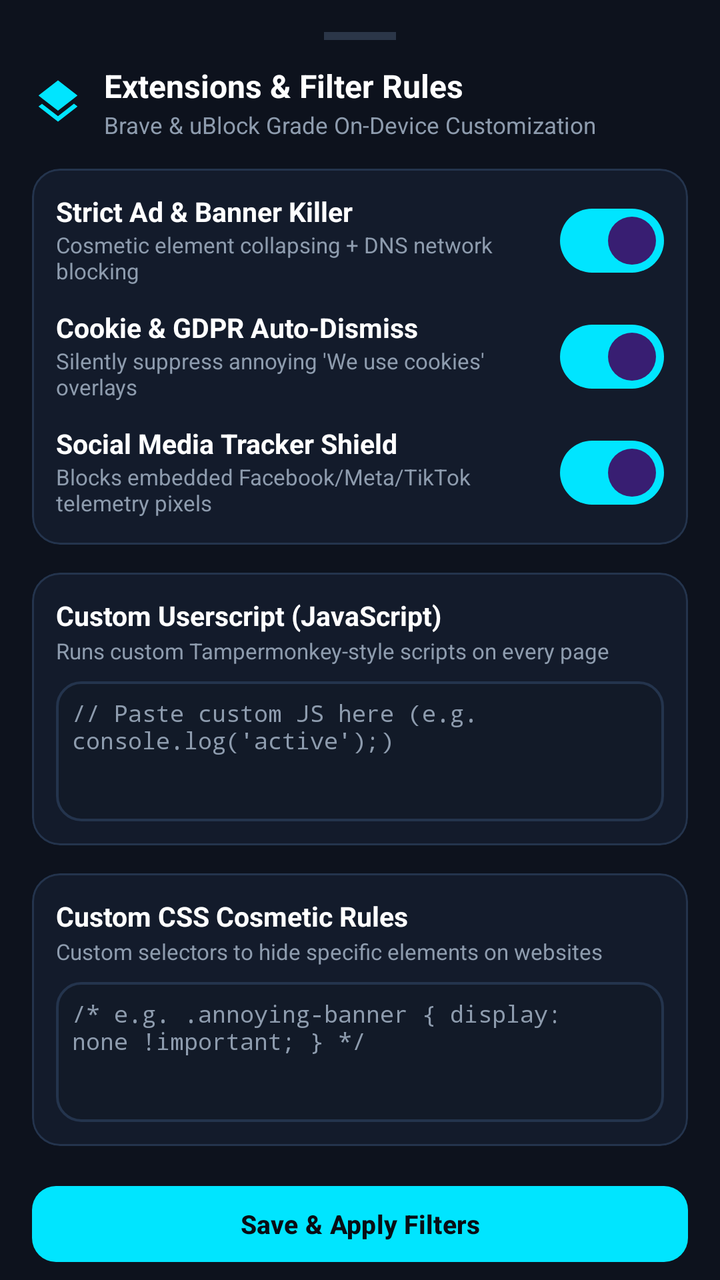
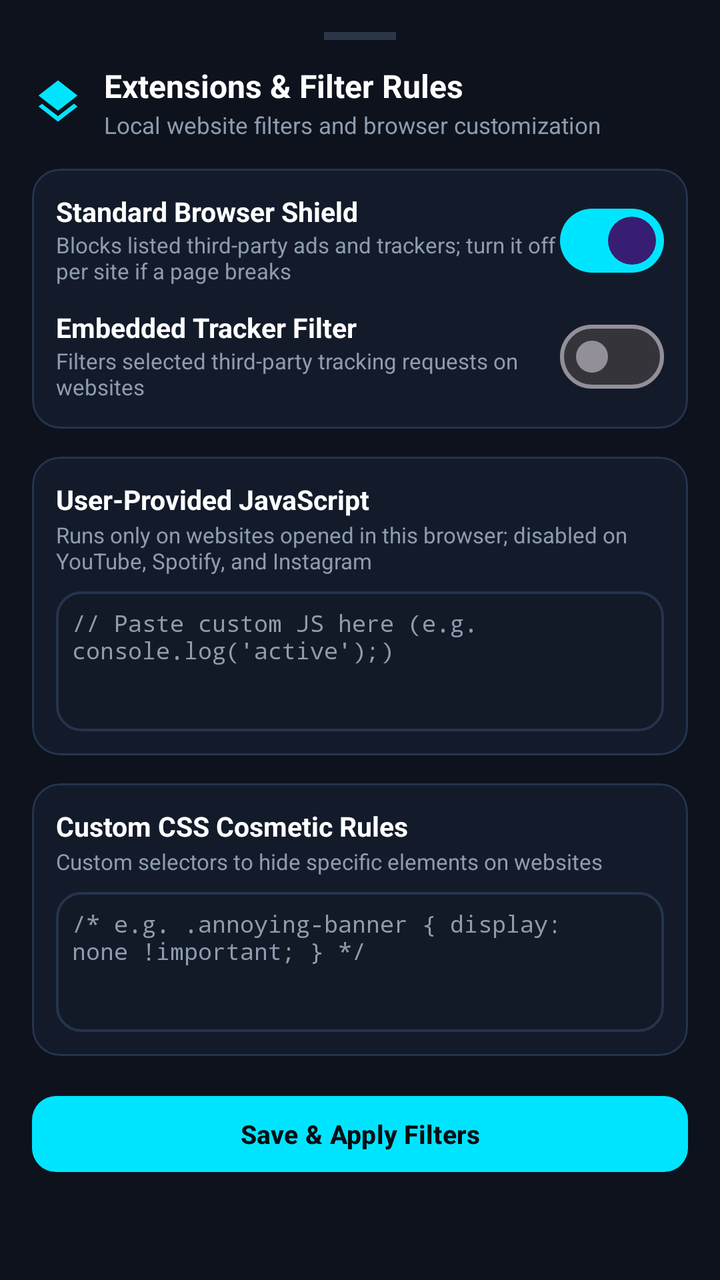

Before-and-after screenshots of an Android layout around one commit, followed by the original layout XML and the change that was made.
<!-- AndroidManifest.xml: application theme Theme.AdShield -->
<!-- res/layout/sheet_extensions_manager.xml -->
<?xml version="1.0" encoding="utf-8"?>
<androidx.core.widget.NestedScrollView xmlns:android="http://schemas.android.com/apk/res/android"
    xmlns:app="http://schemas.android.com/apk/res-auto"
    android:layout_width="match_parent"
    android:layout_height="wrap_content"
    android:background="#0D121D">

    <LinearLayout
        android:layout_width="match_parent"
        android:layout_height="wrap_content"
        android:orientation="vertical"
        android:padding="16dp">

        
        <View
            android:layout_width="36dp"
            android:layout_height="4dp"
            android:layout_gravity="center_horizontal"
            android:layout_marginBottom="12dp"
            android:background="#2B3648" />

        
        <LinearLayout
            android:layout_width="match_parent"
            android:layout_height="wrap_content"
            android:orientation="horizontal"
            android:gravity="center_vertical"
            android:layout_marginBottom="14dp">

            <ImageView
                android:layout_width="26dp"
                android:layout_height="26dp"
                android:src="@drawable/ic_layers"
                app:tint="@color/fokk_cyan" />

            <LinearLayout
                android:layout_width="0dp"
                android:layout_height="wrap_content"
                android:layout_weight="1"
                android:layout_marginStart="10dp"
                android:orientation="vertical">

                <TextView
                    android:layout_width="wrap_content"
                    android:layout_height="wrap_content"
                    android:text="Extensions &amp; Filter Rules"
                    android:textColor="@color/text_primary"
                    android:textSize="16sp"
                    android:textStyle="bold" />

                <TextView
                    android:layout_width="wrap_content"
                    android:layout_height="wrap_content"
                    android:layout_marginTop="1dp"
                    android:text="Brave &amp; uBlock Grade On-Device Customization"
                    android:textColor="@color/text_secondary"
                    android:textSize="11.5sp" />
            </LinearLayout>
        </LinearLayout>

        
        <com.google.android.material.card.MaterialCardView
            android:layout_width="match_parent"
            android:layout_height="wrap_content"
            android:layout_marginBottom="14dp"
            app:cardBackgroundColor="#131B2B"
            app:cardCornerRadius="14dp"
            app:cardElevation="0dp"
            app:strokeColor="#24344D"
            app:strokeWidth="1dp">

            <LinearLayout
                android:layout_width="match_parent"
                android:layout_height="wrap_content"
                android:orientation="vertical"
                android:padding="12dp">

                
                <RelativeLayout
                    android:layout_width="match_parent"
                    android:layout_height="wrap_content"
                    android:layout_marginBottom="10dp">

                    <LinearLayout
                        android:layout_width="wrap_content"
                        android:layout_height="wrap_content"
                        android:layout_alignParentStart="true"
                        android:layout_toStartOf="@id/switchStrictAdblock"
                        android:orientation="vertical">

                        <TextView
                            android:layout_width="wrap_content"
                            android:layout_height="wrap_content"
                            android:text="Strict Ad &amp; Banner Killer"
                            android:textColor="@color/text_primary"
                            android:textSize="13.5sp"
                            android:textStyle="bold" />

                        <TextView
                            android:layout_width="wrap_content"
                            android:layout_height="wrap_content"
                            android:text="Cosmetic element collapsing + DNS network blocking"
                            android:textColor="@color/text_secondary"
                            android:textSize="11sp" />
                    </LinearLayout>

                    <com.google.android.material.materialswitch.MaterialSwitch
                        android:id="@+id/switchStrictAdblock"
                        android:layout_width="wrap_content"
                        android:layout_height="wrap_content"
                        android:layout_alignParentEnd="true"
                        android:layout_centerVertical="true"
                        android:checked="true" />
                </RelativeLayout>

                
                <RelativeLayout
                    android:layout_width="match_parent"
                    android:layout_height="wrap_content"
                    android:layout_marginBottom="10dp">

                    <LinearLayout
                        android:layout_width="wrap_content"
                        android:layout_height="wrap_content"
                        android:layout_alignParentStart="true"
                        android:layout_toStartOf="@id/switchCookieConsent"
                        android:orientation="vertical">

                        <TextView
                            android:layout_width="wrap_content"
                            android:layout_height="wrap_content"
                            android:text="Cookie &amp; GDPR Auto-Dismiss"
                            android:textColor="@color/text_primary"
                            android:textSize="13.5sp"
                            android:textStyle="bold" />

                        <TextView
                            android:layout_width="wrap_content"
                            android:layout_height="wrap_content"
                            android:text="Silently suppress annoying 'We use cookies' overlays"
                            android:textColor="@color/text_secondary"
                            android:textSize="11sp" />
                    </LinearLayout>

                    <com.google.android.material.materialswitch.MaterialSwitch
                        android:id="@+id/switchCookieConsent"
                        android:layout_width="wrap_content"
                        android:layout_height="wrap_content"
                        android:layout_alignParentEnd="true"
                        android:layout_centerVertical="true"
                        android:checked="true" />
                </RelativeLayout>

                
                <RelativeLayout
                    android:layout_width="match_parent"
                    android:layout_height="wrap_content">

                    <LinearLayout
                        android:layout_width="wrap_content"
                        android:layout_height="wrap_content"
                        android:layout_alignParentStart="true"
                        android:layout_toStartOf="@id/switchSocialWidgets"
                        android:orientation="vertical">

                        <TextView
                            android:layout_width="wrap_content"
                            android:layout_height="wrap_content"
                            android:text="Social Media Tracker Shield"
                            android:textColor="@color/text_primary"
                            android:textSize="13.5sp"
                            android:textStyle="bold" />

                        <TextView
                            android:layout_width="wrap_content"
                            android:layout_height="wrap_content"
                            android:text="Blocks embedded Facebook/Meta/TikTok telemetry pixels"
                            android:textColor="@color/text_secondary"
                            android:textSize="11sp" />
                    </LinearLayout>

                    <com.google.android.material.materialswitch.MaterialSwitch
                        android:id="@+id/switchSocialWidgets"
                        android:layout_width="wrap_content"
                        android:layout_height="wrap_content"
                        android:layout_alignParentEnd="true"
                        android:layout_centerVertical="true"
                        android:checked="true" />
                </RelativeLayout>
            </LinearLayout>
        </com.google.android.material.card.MaterialCardView>

        
        <com.google.android.material.card.MaterialCardView
            android:layout_width="match_parent"
            android:layout_height="wrap_content"
            android:layout_marginBottom="14dp"
            app:cardBackgroundColor="#131B2B"
            app:cardCornerRadius="14dp"
            app:cardElevation="0dp"
            app:strokeColor="#24344D"
            app:strokeWidth="1dp">

            <LinearLayout
                android:layout_width="match_parent"
                android:layout_height="wrap_content"
                android:orientation="vertical"
                android:padding="12dp">

                <TextView
                    android:layout_width="wrap_content"
                    android:layout_height="wrap_content"
                    android:text="Custom Userscript (JavaScript)"
                    android:textColor="@color/text_primary"
                    android:textSize="13.5sp"
                    android:textStyle="bold" />

                <TextView
                    android:layout_width="wrap_content"
                    android:layout_height="wrap_content"
                    android:layout_marginTop="1dp"
                    android:text="Runs custom Tampermonkey-style scripts on every page"
                    android:textColor="@color/text_secondary"
                    android:textSize="11sp" />

                <EditText
                    android:id="@+id/editCustomJs"
                    android:layout_width="match_parent"
                    android:layout_height="70dp"
                    android:layout_marginTop="8dp"
                    android:background="@drawable/bg_search_chip"
                    android:gravity="top|start"
                    android:hint="// Paste custom JS here (e.g. console.log('active');)"
                    android:inputType="textMultiLine"
                    android:padding="8dp"
                    android:textColor="@color/text_primary"
                    android:textColorHint="@color/text_secondary"
                    android:textSize="11.5sp"
                    android:fontFamily="monospace" />
            </LinearLayout>
        </com.google.android.material.card.MaterialCardView>

        
        <com.google.android.material.card.MaterialCardView
            android:layout_width="match_parent"
            android:layout_height="wrap_content"
            android:layout_marginBottom="16dp"
            app:cardBackgroundColor="#131B2B"
            app:cardCornerRadius="14dp"
            app:cardElevation="0dp"
            app:strokeColor="#24344D"
            app:strokeWidth="1dp">

            <LinearLayout
                android:layout_width="match_parent"
                android:layout_height="wrap_content"
                android:orientation="vertical"
                android:padding="12dp">

                <TextView
                    android:layout_width="wrap_content"
                    android:layout_height="wrap_content"
                    android:text="Custom CSS Cosmetic Rules"
                    android:textColor="@color/text_primary"
                    android:textSize="13.5sp"
                    android:textStyle="bold" />

                <TextView
                    android:layout_width="wrap_content"
                    android:layout_height="wrap_content"
                    android:layout_marginTop="1dp"
                    android:text="Custom selectors to hide specific elements on websites"
                    android:textColor="@color/text_secondary"
                    android:textSize="11sp" />

                <EditText
                    android:id="@+id/editCustomCss"
                    android:layout_width="match_parent"
                    android:layout_height="70dp"
                    android:layout_marginTop="8dp"
                    android:background="@drawable/bg_search_chip"
                    android:gravity="top|start"
                    android:hint="/* e.g. .annoying-banner { display: none !important; } */"
                    android:inputType="textMultiLine"
                    android:padding="8dp"
                    android:textColor="@color/text_primary"
                    android:textColorHint="@color/text_secondary"
                    android:textSize="11.5sp"
                    android:fontFamily="monospace" />
            </LinearLayout>
        </com.google.android.material.card.MaterialCardView>

        
        <com.google.android.material.button.MaterialButton
            android:id="@+id/btnSaveExtensions"
            android:layout_width="match_parent"
            android:layout_height="46dp"
            android:text="Save &amp; Apply Filters"
            android:textColor="#090D14"
            android:textSize="13sp"
            android:textStyle="bold"
            app:backgroundTint="@color/fokk_cyan"
            app:cornerRadius="12dp" />

    </LinearLayout>
</androidx.core.widget.NestedScrollView>
<!-- resources referenced by this layout -->
<resources>
  <color name="fokk_cyan">#00E5FF</color>
  <color name="text_primary">#FFFFFF</color>
  <color name="text_secondary">#8E9CAE</color>
  <!-- drawable bg_search_chip (drawable) -->
  <?xml version="1.0" encoding="utf-8"?>
  <shape xmlns:android="http://schemas.android.com/apk/res/android"
      android:shape="rectangle">
      <corners android:radius="12dp" />
      <solid android:color="#121A28" />
      <stroke
          android:width="1.2dp"
          android:color="#24344D" />
  </shape>
  <!-- drawable ic_layers (drawable) -->
  <vector xmlns:android="http://schemas.android.com/apk/res/android"
      android:width="24dp"
      android:height="24dp"
      android:viewportWidth="24"
      android:viewportHeight="24">
      <path
          android:fillColor="#0164FF"
          android:pathData="M11.99,18.54l-7.37,-5.73L3,14.07l9,7 9,-7 -1.63,-1.27 -7.38,5.74zM12,16l7.36,-5.73L21,9l-9,-7 -9,7 1.63,1.27L12,16z"/>
  </vector>
  <style name="Theme.AdShield" parent="Theme.Material3.Dark.NoActionBar">
          <item name="colorPrimary">@color/secondary</item>
          <item name="colorSecondary">@color/accent_green</item>
          <item name="android:statusBarColor">@color/background_dark</item>
          <item name="android:navigationBarColor">@color/background_dark</item>
          <item name="android:windowBackground">@color/background_dark</item>
      </style>
  <color name="secondary">#00E5FF</color>
  <color name="accent_green">#00E676</color>
  <color name="background_dark">#090D14</color>
</resources>

<!-- the commit's change to res/layout/sheet_extensions_manager.xml (unified diff, before → after) -->
@@ -52,7 +52,7 @@
                     android:layout_width="wrap_content"
                     android:layout_height="wrap_content"
                     android:layout_marginTop="1dp"
-                    android:text="Brave &amp; uBlock Grade On-Device Customization"
+                    android:text="Local website filters and browser customization"
                     android:textColor="@color/text_secondary"
                     android:textSize="11.5sp" />
             </LinearLayout>
@@ -91,7 +91,7 @@
                         <TextView
                             android:layout_width="wrap_content"
                             android:layout_height="wrap_content"
-                            android:text="Strict Ad &amp; Banner Killer"
+                            android:text="Standard Browser Shield"
                             android:textColor="@color/text_primary"
                             android:textSize="13.5sp"
                             android:textStyle="bold" />
@@ -99,7 +99,7 @@
                         <TextView
                             android:layout_width="wrap_content"
                             android:layout_height="wrap_content"
-                            android:text="Cosmetic element collapsing + DNS network blocking"
+                            android:text="Blocks listed third-party ads and trackers; turn it off per site if a page breaks"
                             android:textColor="@color/text_secondary"
                             android:textSize="11sp" />
                     </LinearLayout>
@@ -116,20 +116,19 @@
                 
                 <RelativeLayout
                     android:layout_width="match_parent"
-                    android:layout_height="wrap_content"
-                    android:layout_marginBottom="10dp">
+                    android:layout_height="wrap_content">
 
                     <LinearLayout
                         android:layout_width="wrap_content"
                         android:layout_height="wrap_content"
                         android:layout_alignParentStart="true"
-                        android:layout_toStartOf="@id/switchCookieConsent"
+                        android:layout_toStartOf="@id/switchSocialWidgets"
                         android:orientation="vertical">
 
                         <TextView
                             android:layout_width="wrap_content"
                             android:layout_height="wrap_content"
-                            android:text="Cookie &amp; GDPR Auto-Dismiss"
+                            android:text="Embedded Tracker Filter"
                             android:textColor="@color/text_primary"
                             android:textSize="13.5sp"
                             android:textStyle="bold" />
@@ -137,55 +136,18 @@
                         <TextView
                             android:layout_width="wrap_content"
                             android:layout_height="wrap_content"
-                            android:text="Silently suppress annoying 'We use cookies' overlays"
+                            android:text="Filters selected third-party tracking requests on websites"
                             android:textColor="@color/text_secondary"
                             android:textSize="11sp" />
                     </LinearLayout>
 
                     <com.google.android.material.materialswitch.MaterialSwitch
-                        android:id="@+id/switchCookieConsent"
+                        android:id="@+id/switchSocialWidgets"
                         android:layout_width="wrap_content"
                         android:layout_height="wrap_content"
                         android:layout_alignParentEnd="true"
                         android:layout_centerVertical="true"
-                        android:checked="true" />
-                </RelativeLayout>
-
-                
-                <RelativeLayout
-                    android:layout_width="match_parent"
-                    android:layout_height="wrap_content">
-
-                    <LinearLayout
-                        android:layout_width="wrap_content"
-                        android:layout_height="wrap_content"
-                        android:layout_alignParentStart="true"
-                        android:layout_toStartOf="@id/switchSocialWidgets"
-                        android:orientation="vertical">
-
-                        <TextView
-                            android:layout_width="wrap_content"
-                            android:layout_height="wrap_content"
-                            android:text="Social Media Tracker Shield"
-                            android:textColor="@color/text_primary"
-                            android:textSize="13.5sp"
-                            android:textStyle="bold" />
-
-                        <TextView
-                            android:layout_width="wrap_content"
-                            android:layout_height="wrap_content"
-                            android:text="Blocks embedded Facebook/Meta/TikTok telemetry pixels"
-                            android:textColor="@color/text_secondary"
-                            android:textSize="11sp" />
-                    </LinearLayout>
-
-                    <com.google.android.material.materialswitch.MaterialSwitch
-                        android:id="@+id/switchSocialWidgets"
-                        android:layout_width="wrap_content"
-                        android:layout_height="wrap_content"
-                        android:layout_alignParentEnd="true"
-                        android:layout_centerVertical="true"
-                        android:checked="true" />
+                        android:checked="false" />
                 </RelativeLayout>
             </LinearLayout>
         </com.google.android.material.card.MaterialCardView>
@@ -210,7 +172,7 @@
                 <TextView
                     android:layout_width="wrap_content"
                     android:layout_height="wrap_content"
-                    android:text="Custom Userscript (JavaScript)"
+                    android:text="User-Provided JavaScript"
                     android:textColor="@color/text_primary"
                     android:textSize="13.5sp"
                     android:textStyle="bold" />
@@ -219,7 +181,7 @@
                     android:layout_width="wrap_content"
                     android:layout_height="wrap_content"
                     android:layout_marginTop="1dp"
-                    android:text="Runs custom Tampermonkey-style scripts on every page"
+                    android:text="Runs only on websites opened in this browser; disabled on YouTube, Spotify, and Instagram"
                     android:textColor="@color/text_secondary"
                     android:textSize="11sp" />
 
